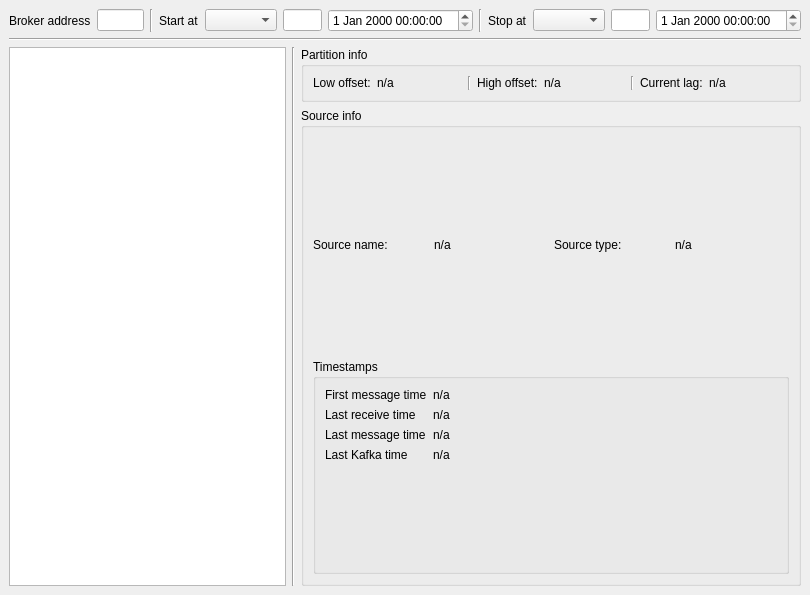
Old version of the form WhereforeGUI.ui in the repository ess-dmsc/wherefore.
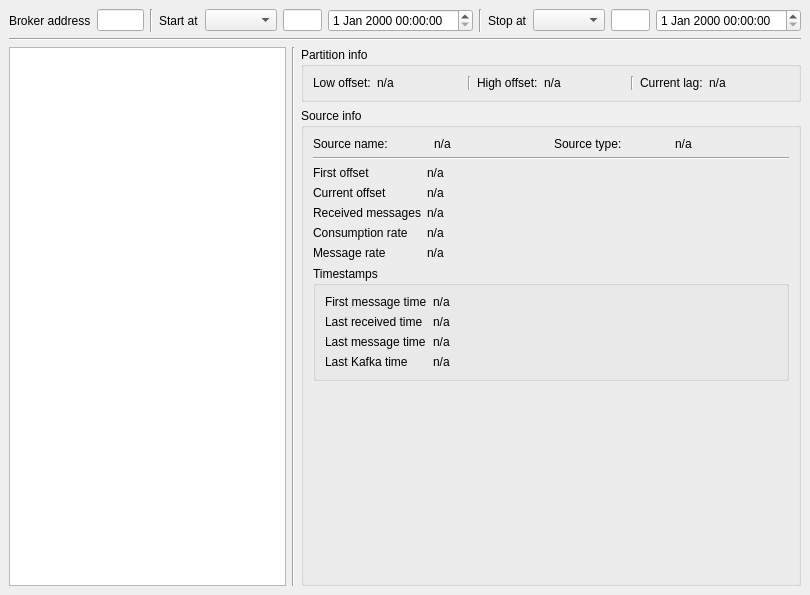
New version of the form.

The edit to the form file:
```diff
--- a/WhereforeGUI.ui
+++ b/WhereforeGUI.ui
@@ -249,7 +249,7 @@
           <property name="title">
            <string>Source info</string>
           </property>
-          <layout class="QVBoxLayout" name="verticalLayout_6" stretch="0,0">
+          <layout class="QVBoxLayout" name="verticalLayout_6" stretch="0,0,0,0,0">
            <property name="spacing">
             <number>-1</number>
            </property>
@@ -303,6 +303,87 @@
              </item>
             </layout>
            </item>
+           <item>
+            <widget class="Line" name="line_2">
+             <property name="orientation">
+              <enum>Qt::Horizontal</enum>
+             </property>
+            </widget>
+           </item>
+           <item>
+            <layout class="QFormLayout" name="otherLayout">
+             <item row="0" column="0">
+              <widget class="QLabel" name="firstOffsetLabel">
+               <property name="text">
+                <string>First offset</string>
+               </property>
+              </widget>
+             </item>
+             <item row="0" column="1">
+              <widget class="QLabel" name="firstOffsetValue">
+               <property name="text">
+                <string>n/a</string>
+               </property>
+              </widget>
+             </item>
+             <item row="1" column="0">
+              <widget class="QLabel" name="currentOffsetLabel">
+               <property name="text">
+                <string>Current offset</string>
+               </property>
+              </widget>
+             </item>
+             <item row="1" column="1">
+              <widget class="QLabel" name="currentOffsetValue">
+               <property name="text">
+                <string>n/a</string>
+               </property>
+              </widget>
+             </item>
+             <item row="2" column="0">
+              <widget class="QLabel" name="receivedMessagesLabel">
+               <property name="text">
+                <string>Received messages</string>
+               </property>
+              </widget>
+             </item>
+             <item row="2" column="1">
+              <widget class="QLabel" name="receivedMessagesValue">
+               <property name="text">
+                <string>n/a</string>
+               </property>
+              </widget>
+             </item>
+             <item row="3" column="1">
+              <widget class="QLabel" name="consumptionRateValue">
+               <property name="text">
+                <string>n/a</string>
+               </property>
+              </widget>
+             </item>
+             <item row="3" column="0">
+              <widget class="QLabel" name="consumptionRateLabel">
+               <property name="text">
+                <string>Consumption rate</string>
+               </property>
+              </widget>
+             </item>
+             <item row="4" column="0">
+              <widget class="QLabel" name="messageRateLabel">
+               <property name="text">
+                <string>Message rate</string>
+               </property>
+              </widget>
+             </item>
+             <item row="4" column="1">
+              <widget class="QLabel" name="messageRateValue">
+               <property name="text">
+                <string>n/a</string>
+               </property>
+              </widget>
+             </item>
+            </layout>
+           </item>
            <item>
             <widget class="QGroupBox" name="timestampsBox">
              <property name="title">
@@ -326,7 +407,7 @@
               <item row="1" column="0">
                <widget class="QLabel" name="lastMsgReceiveTimeLabel">
                 <property name="text">
-                 <string>Last receive time</string>
+                 <string>Last received time</string>
                 </property>
                </widget>
               </item>
@@ -368,6 +449,19 @@
              </layout>
             </widget>
            </item>
+           <item>
+            <spacer name="verticalSpacer">
+             <property name="orientation">
+              <enum>Qt::Vertical</enum>
+             </property>
+             <property name="sizeHint" stdset="0">
+              <size>
+               <width>20</width>
+               <height>40</height>
+              </size>
+             </property>
+            </spacer>
+           </item>
           </layout>
          </widget>
         </item>
```
Left out of the diff: 2 changed lines with no effect on the pictures.
